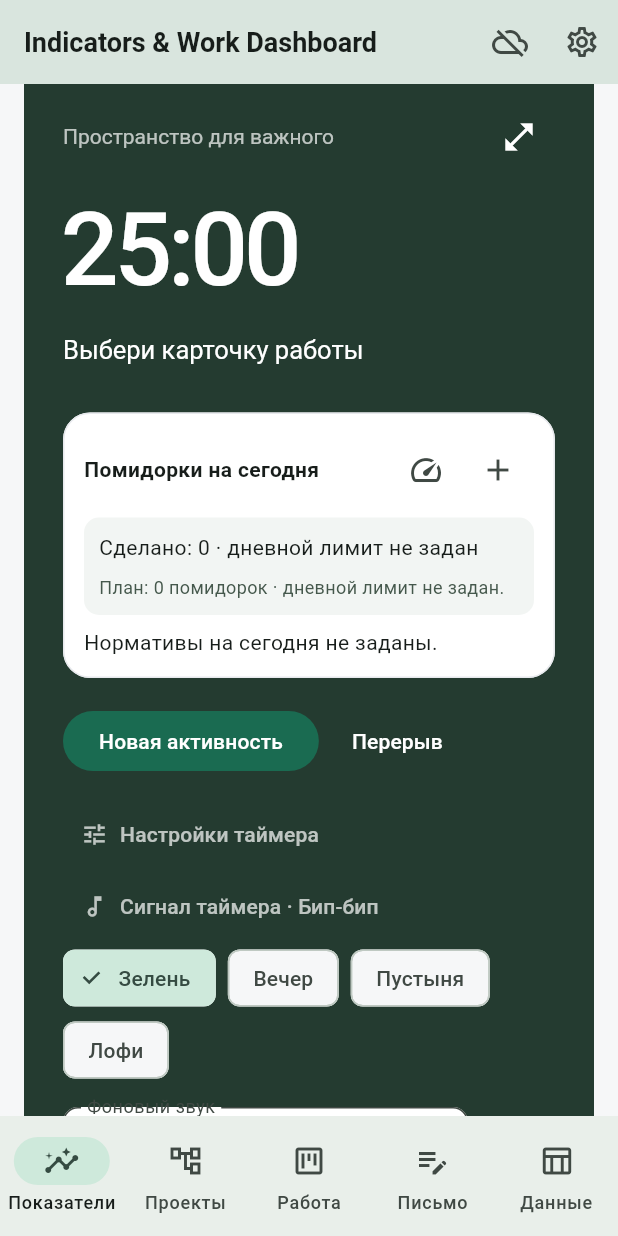
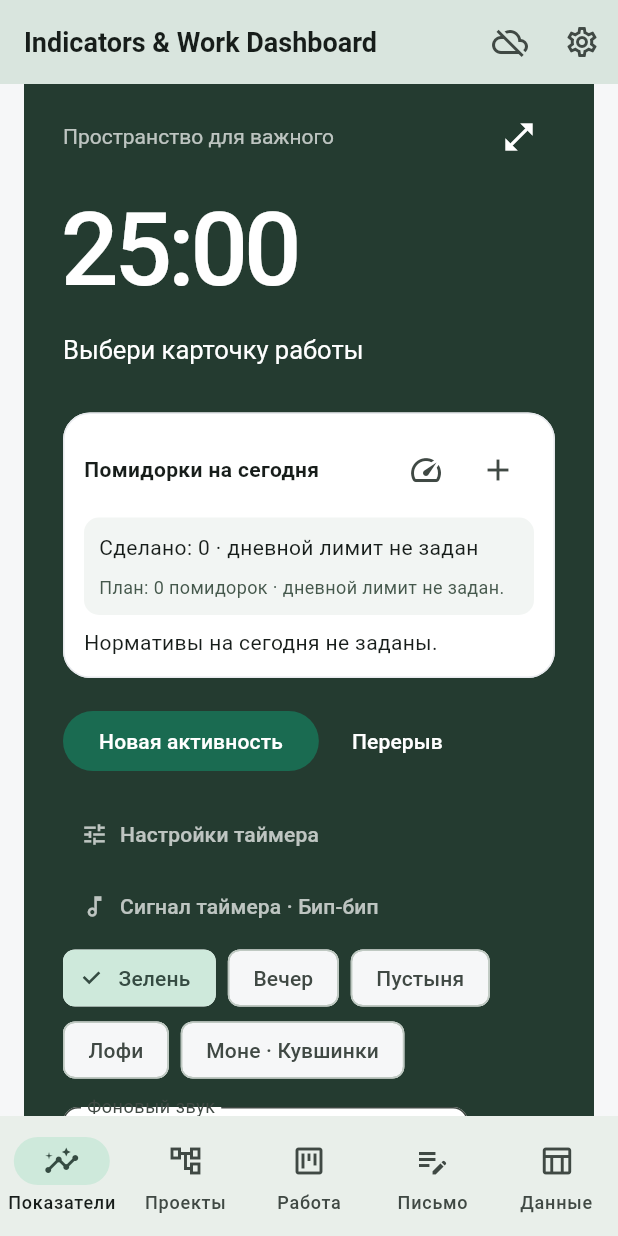
Before and after one commit to malikvalikhodjaev/work-productivity-tool, a Flutter app: the screen it shows after launch, scrolled down 1728 dp, on a phone screen of 412 x 824 dp. Run offline on Flutter 3.47's test engine with Material 3 defaults, Android fonts, the phone set to English and light mode, and no system bars; our stand-ins replace audioplayers; missing offline and left inert: file_selector_platform_interface, file_selector_windows, flutter_quill, sqlite3, tray_manager, window_manager; Roboto replaces fonts that are missing (Segoe UI).

Commit message:
Add offline Monet Water Lilies timer theme

```diff
--- /dev/null
+++ b/native-app/lib/focus_theme.dart
@@ -0,0 +1,57 @@
+import 'package:flutter/material.dart';
+
+const focusColors = {
+  'green': Color(0xff243b30),
+  'evening': Color(0xff40394f),
+  'desert': Color(0xff826246),
+  'lofi': Color(0xff343e57),
+  'monet': Color(0xff293e4a),
+};
+
+const focusThemes = {
+  'green': 'Зелень',
+  'evening': 'Вечер',
+  'desert': 'Пустыня',
+  'lofi': 'Лофи',
+  'monet': 'Моне · Кувшинки',
+};
+
+/// The painting is bundled locally; selecting it never needs a network call.
+class FocusSurface extends StatelessWidget {
+  final String theme;
+  final double radius;
+  final EdgeInsetsGeometry padding;
+  final Widget child;
+
+  const FocusSurface({
+    super.key,
+    required this.theme,
+    required this.child,
+    this.radius = 24,
+    this.padding = EdgeInsets.zero,
+  });
+
+  @override
+  Widget build(BuildContext context) => Material(
+    color: focusColors[theme] ?? focusColors['green']!,
+    borderRadius: BorderRadius.circular(radius),
+    clipBehavior: Clip.antiAlias,
+    child: Ink(
+      decoration: BoxDecoration(
+        image: theme == 'monet'
+            ? const DecorationImage(
+                image: AssetImage('assets/art/monet-water-lilies-1906.jpg'),
+                fit: BoxFit.cover,
+                // Keep the quiet blue water near the countdown at every size.
+                alignment: Alignment(-.3, -.05),
+                colorFilter: ColorFilter.mode(
+                  Color(0x800c1720),
+                  BlendMode.srcOver,
+                ),
+              )
+            : null,
+      ),
+      child: Padding(padding: padding, child: child),
+    ),
+  );
+}
--- a/native-app/lib/main.dart
+++ b/native-app/lib/main.dart
@@ -22,6 +22,7 @@ import 'writing_screen.dart';
 import 'reflection_hints.dart';
 import 'data_table.dart';
 import 'compact_timer.dart';
+import 'focus_theme.dart';
 import 'timer_command_notice.dart';
 import 'daily_problem_banner.dart';
 import 'modeling_workspace.dart';
@@ -1037,10 +1038,8 @@ class _DashboardHomeState extends State<DashboardHome>
   Widget focusCard() {
     final s = repo.active;
     final theme = (repo.local.get('theme') ?? 'green').toString();
-    const colors = focusColors;
-    return Material(
-      color: colors[theme],
-      borderRadius: BorderRadius.circular(24),
+    return FocusSurface(
+      theme: theme,
       child: Padding(
         padding: const EdgeInsets.all(26),
         child: DefaultTextStyle(
@@ -1211,19 +1210,12 @@ class _DashboardHomeState extends State<DashboardHome>
               Wrap(
                 spacing: 8,
                 children: [
-                  for (final name in colors.keys)
+                  for (final entry in focusThemes.entries)
                     ChoiceChip(
-                      label: Text(
-                        {
-                          'green': 'Зелень',
-                          'evening': 'Вечер',
-                          'desert': 'Пустыня',
-                          'lofi': 'Лофи',
-                        }[name]!,
-                      ),
-                      selected: theme == name,
+                      label: Text(entry.value),
+                      selected: theme == entry.key,
                       onSelected: (_) {
-                        repo.local.set('theme', name);
+                        repo.local.set('theme', entry.key);
                         setState(() {});
                       },
                     ),
--- a/native-app/pubspec.yaml
+++ b/native-app/pubspec.yaml
@@ -30,6 +30,7 @@ flutter:
   assets:
     - assets/audio/
     - assets/audio/ringtones/
+    - assets/art/
     - assets/iw.ico
     - assets/iw.png
     - assets/reflection-hints.json
```
Also changed, not shown: native-app/lib/compact_timer.dart (+4 -12 lines), native-app/lib/focus_home.dart (+5 -12 lines), native-app/assets/art/monet-water-lilies-1906.jpg (added), public/art/monet-water-lilies-1906.jpg (added), 9 other files.
